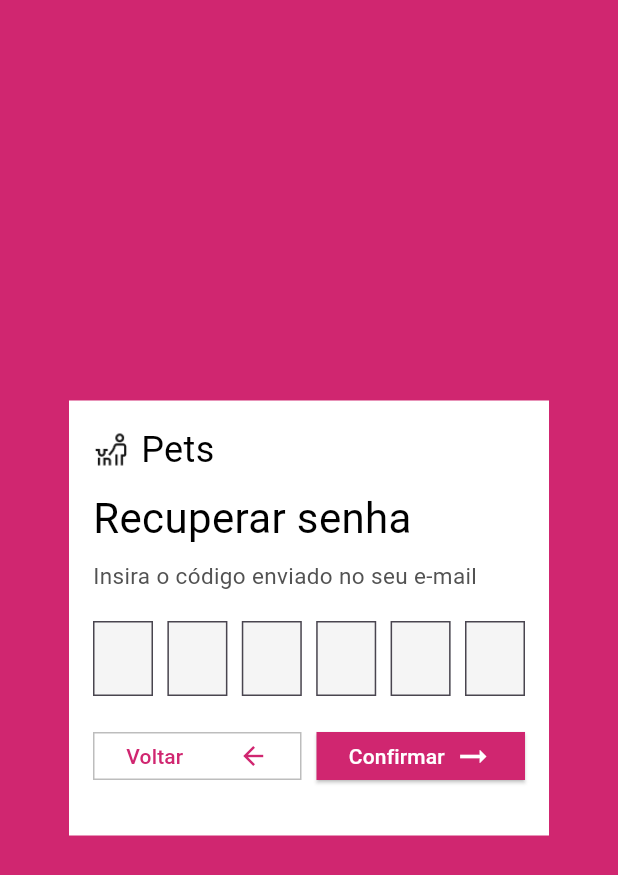
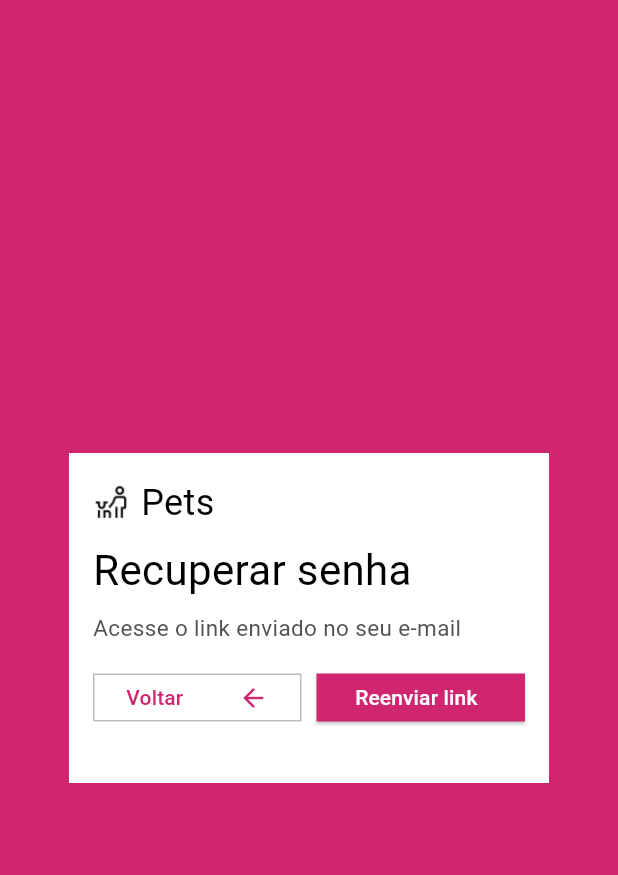
Before and after one commit to LucianoDDario/Monitoramento-PET, a Flutter app: the InserirCodigo screen opened by its route, on a phone screen of 412 x 824 dp. Shown: the top 875 px of the screen. Run offline on Flutter 3.47's test engine with Material 3 defaults, Android fonts, the light colour scheme and no system bars; our stand-ins replace cloud_firestore, firebase_auth, firebase_core, firebase_storage; accounts and stored records are empty.

Commit message:
Mudanças nas telas, login.dart, tela_pet.dart, telainicial.dart, auth_layout.dart, banco_service.dart. Criação do modelo pet e storage_service.dart

```diff
--- a/lib/auth_layout.dart
+++ b/lib/auth_layout.dart
@@ -1,6 +1,5 @@
 import 'package:flutter/material.dart';
 import 'package:projeto/screens/carregamento.dart';
-import 'package:projeto/screens/home.dart';
 import 'package:projeto/screens/login.dart';
 import 'package:projeto/services/auth_service.dart';
 
@@ -21,7 +20,7 @@ class AuthLayout extends StatelessWidget {
             if (snapshot.connectionState == ConnectionState.waiting) {
               widget = TelaCarregamento();
             } else if (snapshot.hasData) {
-              widget = const Home();
+              widget = const TelaCarregamento();
             } else {
               widget = paginaNaoConectada ?? TelaLogin();
             }
--- a/lib/screens/inserir_codigo.dart
+++ b/lib/screens/inserir_codigo.dart
@@ -1,7 +1,18 @@
 import 'package:flutter/material.dart';
 
-class InserirCodigo extends StatelessWidget {
+class InserirCodigo extends StatefulWidget {
   const InserirCodigo({super.key});
+
+  @override
+  State<InserirCodigo> createState() => _InserirCodigoEstado();
+}
+
+class _InserirCodigoEstado extends State<InserirCodigo> {
+  void reenviar() {
+    ScaffoldMessenger.of(context).showSnackBar(
+      const SnackBar(content: Text('Link reenviado para o seu e-mail.')),
+    );
+  }
 
   @override
   Widget build(BuildContext context) {
@@ -10,7 +21,7 @@ class InserirCodigo extends StatelessWidget {
       body: Center(
         child: Container(
           width: 320,
-          height: 290,
+          height: 220,
           decoration: const BoxDecoration(color: Colors.white),
           child: Padding(
             padding: const EdgeInsets.all(16),
@@ -24,7 +35,7 @@ class InserirCodigo extends StatelessWidget {
                       'assets/images/Pets.png',
                       width: 24,
                       height: 24,
-                      errorBuilder: (context, error, stack) =>
+                      errorBuilder: (context, erro, pilha) =>
                           const Icon(Icons.pets, size: 24),
                     ),
                     const SizedBox(width: 8),
@@ -41,35 +52,10 @@ class InserirCodigo extends StatelessWidget {
                 ),
                 const SizedBox(height: 8),
                 const Text(
-                  'Insira o código enviado no seu e-mail',
+                  'Acesse o link enviado no seu e-mail',
                   style: TextStyle(fontSize: 15, color: Color(0xFF525252)),
                 ),
                 const SizedBox(height: 20),
-                Row(
-                  mainAxisAlignment: MainAxisAlignment.spaceBetween,
-                  children: List.generate(6, (index) {
-                    return SizedBox(
-                      width: 40,
-                      height: 50,
-                      child: TextField(
-                        textAlign: TextAlign.center,
-                        maxLength: 1,
-                        keyboardType: TextInputType.number,
-                        decoration: const InputDecoration(
-                          counterText: "",
-                          filled: true,
-                          fillColor: Color(0xFFF5F5F5),
-                          border: OutlineInputBorder(
-                            borderRadius: BorderRadius.zero,
-                          ),
-                          contentPadding: EdgeInsets.symmetric(vertical: 8),
-                        ),
-                        style: TextStyle(fontSize: 24),
-                      ),
-                    );
-                  }),
-                ),
-                const SizedBox(height: 24),
                 Row(
                   children: [
                     SizedBox(
@@ -91,9 +77,9 @@ class InserirCodigo extends StatelessWidget {
                           ),
                           padding: EdgeInsets.zero,
                         ),
-                        child: Row(
+                        child: const Row(
                           mainAxisAlignment: MainAxisAlignment.center,
-                          children: const [
+                          children: [
                             Text('Voltar        '),
                             SizedBox(width: 8),
                             Icon(Icons.arrow_back, size: 20),
@@ -106,9 +92,7 @@ class InserirCodigo extends StatelessWidget {
                       width: 139,
                       height: 32,
                       child: ElevatedButton(
-                        onPressed: () {
-                          Navigator.pushNamed(context, '/nova_senha');
-                        },
+                        onPressed: reenviar,
                         style: ElevatedButton.styleFrom(
                           foregroundColor: Colors.white,
                           backgroundColor: const Color(0xFFD02670),
@@ -117,13 +101,9 @@ class InserirCodigo extends StatelessWidget {
                           ),
                           padding: EdgeInsets.zero,
                         ),
-                        child: Row(
+                        child: const Row(
                           mainAxisAlignment: MainAxisAlignment.center,
-                          children: const [
-                            Text('Confirmar'),
-                            SizedBox(width: 6),
-                            Icon(Icons.arrow_right_alt, size: 26),
-                          ],
+                          children: [Text('Reenviar link'), SizedBox(width: 6)],
                         ),
                       ),
                     ),
--- a/pubspec.yaml
+++ b/pubspec.yaml
@@ -12,6 +12,8 @@ dependencies:
  firebase_core: ^4.2.0
  firebase_auth: ^6.1.1
  cloud_firestore: ^6.0.3
+ image_picker: ^1.2.1
+ firebase_storage: 13.0.3
 dev_dependencies:
  flutter_test:
    sdk: flutter
```
Also changed, not shown: lib/main.dart (+24 -2 lines), lib/models/pet.dart (added, +54 -0 lines), lib/screens/home.dart (deleted, +0 -23 lines), lib/screens/login.dart (+17 -6 lines), lib/services/banco_service.dart (+36 -2 lines), lib/services/storage_service.dart (added, +45 -0 lines), pubspec.lock, 5 other files.
